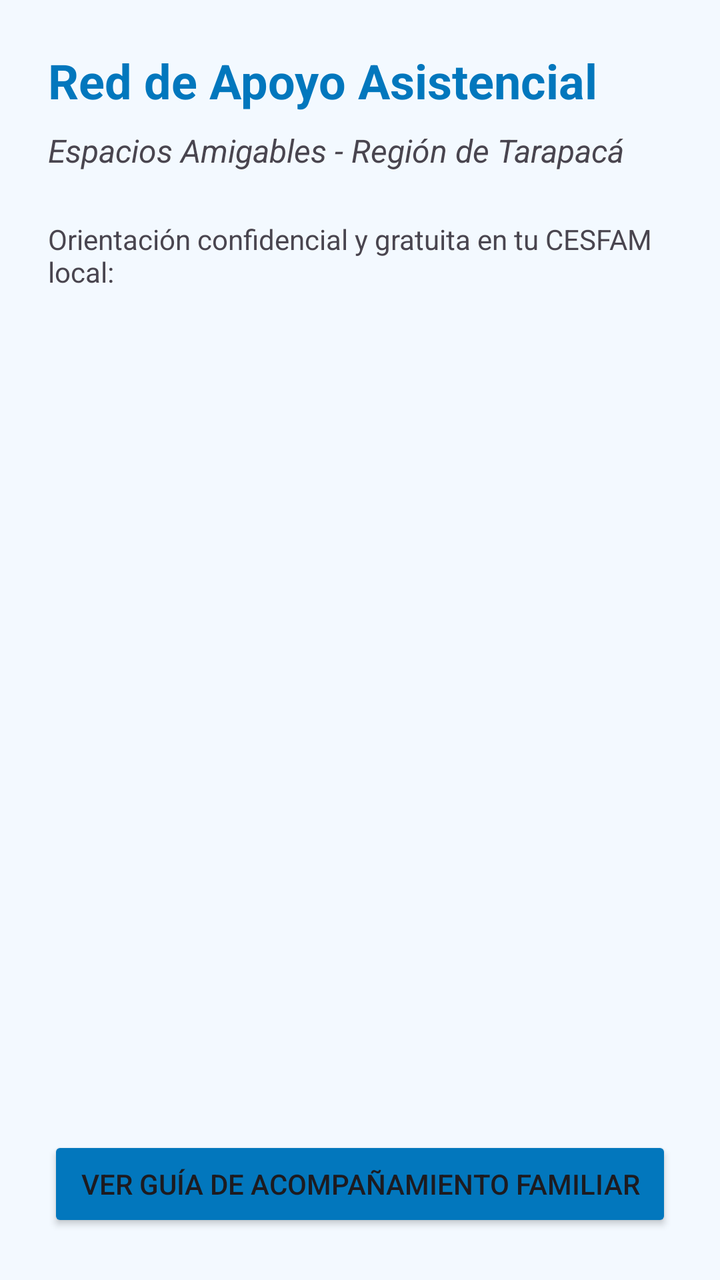
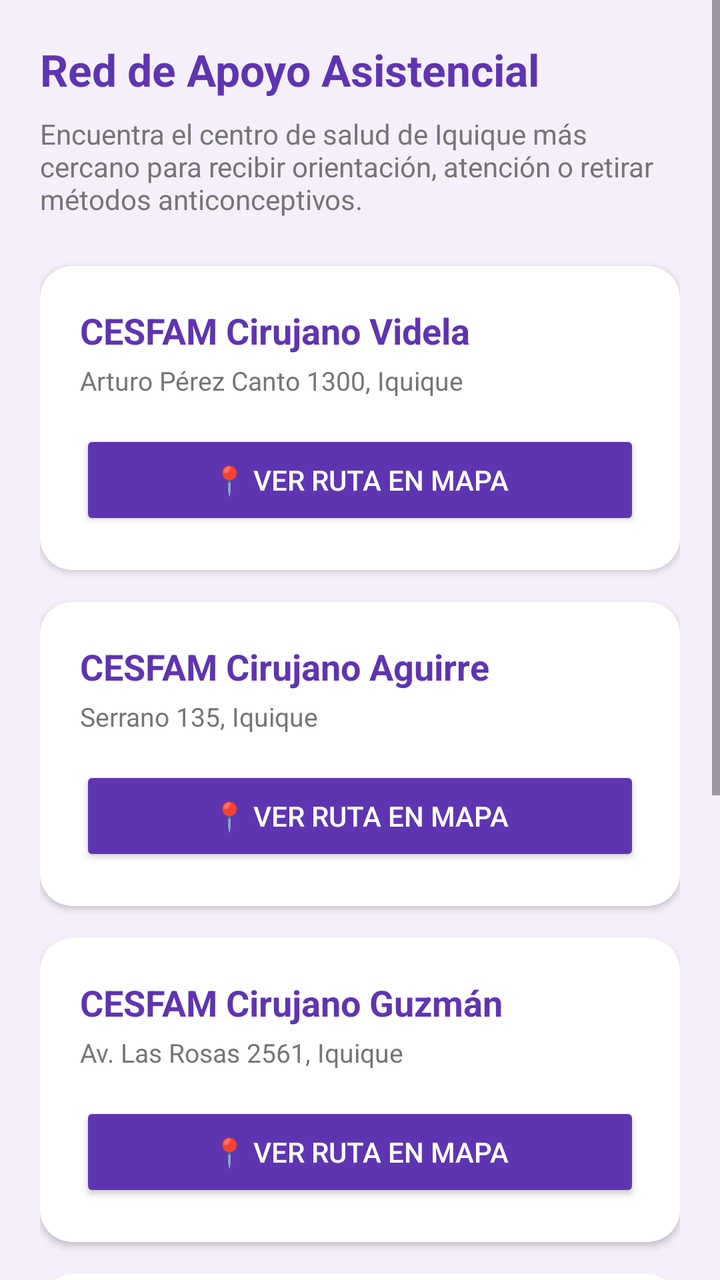

An Android layout rendered at two revisions. The XML below is the earlier revision; the diff shows what the commit changed to produce the second picture.
<!-- AndroidManifest.xml: application theme Theme.Aura -->
<!-- res/layout/activity_red_apoyo.xml -->
<?xml version="1.0" encoding="utf-8"?>
<LinearLayout xmlns:android="http://schemas.android.com/apk/res/android"
    android:layout_width="match_parent"
    android:layout_height="match_parent"
    android:orientation="vertical"
    android:padding="24dp"
    android:background="#F3F9FF">

    <TextView
        android:layout_width="wrap_content"
        android:layout_height="wrap_content"
        android:text="Red de Apoyo Asistencial"
        android:textSize="24sp"
        android:textStyle="bold"
        android:textColor="#0277BD"
        android:layout_marginBottom="8dp"/>

    <TextView
        android:layout_width="wrap_content"
        android:layout_height="wrap_content"
        android:text="Espacios Amigables - Región de Tarapacá"
        android:textSize="16sp"
        android:textStyle="italic"
        android:layout_marginBottom="24dp"/>

    <TextView
        android:layout_width="wrap_content"
        android:layout_height="wrap_content"
        android:text="Orientación confidencial y gratuita en tu CESFAM local:"
        android:textSize="14sp"
        android:layout_marginBottom="16dp"/>

    <ListView
        android:id="@+id/lvCentrosAsistenciales"
        android:layout_width="match_parent"
        android:layout_height="0dp"
        android:layout_weight="1"
        android:divider="#E0E0E0"
        android:dividerHeight="1dp"
        android:layout_marginBottom="16dp"/>

    <Button
        android:id="@+id/btnGuiaFamiliar"
        android:layout_width="match_parent"
        android:layout_height="wrap_content"
        android:text="Ver Guía de Acompañamiento Familiar"
        android:backgroundTint="#0277BD"/>
</LinearLayout>
<!-- resources referenced by this layout -->
<resources>
  <style name="Theme.Aura" parent="Base.Theme.Aura" />
  <style name="Base.Theme.Aura" parent="Theme.Material3.DayNight.NoActionBar">
          
          
      </style>
</resources>

<!-- the commit's change to res/layout/activity_red_apoyo.xml (unified diff, before → after) -->
@@ -1,48 +1,248 @@
 <?xml version="1.0" encoding="utf-8"?>
-<LinearLayout xmlns:android="http://schemas.android.com/apk/res/android"
+<ScrollView xmlns:android="http://schemas.android.com/apk/res/android"
+    xmlns:app="http://schemas.android.com/apk/res-auto"
     android:layout_width="match_parent"
     android:layout_height="match_parent"
-    android:orientation="vertical"
-    android:padding="24dp"
-    android:background="#F3F9FF">
-
-    <TextView
-        android:layout_width="wrap_content"
-        android:layout_height="wrap_content"
-        android:text="Red de Apoyo Asistencial"
-        android:textSize="24sp"
-        android:textStyle="bold"
-        android:textColor="#0277BD"
-        android:layout_marginBottom="8dp"/>
-
-    <TextView
-        android:layout_width="wrap_content"
-        android:layout_height="wrap_content"
-        android:text="Espacios Amigables - Región de Tarapacá"
-        android:textSize="16sp"
-        android:textStyle="italic"
-        android:layout_marginBottom="24dp"/>
-
-    <TextView
-        android:layout_width="wrap_content"
-        android:layout_height="wrap_content"
-        android:text="Orientación confidencial y gratuita en tu CESFAM local:"
-        android:textSize="14sp"
-        android:layout_marginBottom="16dp"/>
-
-    <ListView
-        android:id="@+id/lvCentrosAsistenciales"
-        android:layout_width="match_parent"
-        android:layout_height="0dp"
-        android:layout_weight="1"
-        android:divider="#E0E0E0"
-        android:dividerHeight="1dp"
-        android:layout_marginBottom="16dp"/>
-
-    <Button
-        android:id="@+id/btnGuiaFamiliar"
+    android:background="@color/background_light"
+    android:fillViewport="true">
+
+    <LinearLayout
         android:layout_width="match_parent"
         android:layout_height="wrap_content"
-        android:text="Ver Guía de Acompañamiento Familiar"
-        android:backgroundTint="#0277BD"/>
-</LinearLayout>
+        android:orientation="vertical"
+        android:padding="20dp">
+
+        <TextView
+            android:layout_width="wrap_content"
+            android:layout_height="wrap_content"
+            android:text="Red de Apoyo Asistencial"
+            android:textSize="22sp"
+            android:textStyle="bold"
+            android:textColor="@color/purple_primary"
+            android:layout_marginBottom="8dp"/>
+
+        <TextView
+            android:layout_width="wrap_content"
+            android:layout_height="wrap_content"
+            android:text="Encuentra el centro de salud de Iquique más cercano para recibir orientación, atención o retirar métodos anticonceptivos."
+            android:textSize="14sp"
+            android:textColor="@color/text_gray"
+            android:layout_marginBottom="24dp"/>
+
+        
+        <androidx.cardview.widget.CardView
+            android:layout_width="match_parent"
+            android:layout_height="wrap_content"
+            app:cardCornerRadius="16dp"
+            app:cardElevation="2dp"
+            android:layout_marginBottom="16dp"
+            app:cardBackgroundColor="@color/white">
+
+            <LinearLayout
+                android:layout_width="match_parent"
+                android:layout_height="wrap_content"
+                android:orientation="vertical"
+                android:padding="20dp">
+
+                <TextView
+                    android:layout_width="wrap_content"
+                    android:layout_height="wrap_content"
+                    android:text="CESFAM Cirujano Videla"
+                    android:textColor="@color/purple_primary"
+                    android:textStyle="bold"
+                    android:textSize="18sp"
+                    android:layout_marginBottom="4dp"/>
+
+                <TextView
+                    android:layout_width="wrap_content"
+                    android:layout_height="wrap_content"
+                    android:text="Arturo Pérez Canto 1300, Iquique"
+                    android:textSize="13sp"
+                    android:textColor="@color/text_gray"
+                    android:layout_marginBottom="16dp"/>
+
+                <Button
+                    android:id="@+id/btnRutaVidela"
+                    android:layout_width="match_parent"
+                    android:layout_height="50dp"
+                    android:text="📍 Ver Ruta en Mapa"
+                    android:textColor="@color/white"
+                    android:backgroundTint="@color/purple_primary"
+                    app:cornerRadius="8dp"/>
+            </LinearLayout>
+        </androidx.cardview.widget.CardView>
+
+        
+        <androidx.cardview.widget.CardView
+            android:layout_width="match_parent"
+            android:layout_height="wrap_content"
+            app:cardCornerRadius="16dp"
+            app:cardElevation="2dp"
+            android:layout_marginBottom="16dp"
+            app:cardBackgroundColor="@color/white">
+
+            <LinearLayout
+                android:layout_width="match_parent"
+                android:layout_height="wrap_content"
+                android:orientation="vertical"
+                android:padding="20dp">
+
+                <TextView
+                    android:layout_width="wrap_content"
+                    android:layout_height="wrap_content"
+                    android:text="CESFAM Cirujano Aguirre"
+                    android:textColor="@color/purple_primary"
+                    android:textStyle="bold"
+                    android:textSize="18sp"
+                    android:layout_marginBottom="4dp"/>
+
+                <TextView
+                    android:layout_width="wrap_content"
+                    android:layout_height="wrap_content"
+                    android:text="Serrano 135, Iquique"
+                    android:textSize="13sp"
+                    android:textColor="@color/text_gray"
+                    android:layout_marginBottom="16dp"/>
+
+                <Button
+                    android:id="@+id/btnRutaAguirre"
+                    android:layout_width="match_parent"
+                    android:layout_height="50dp"
+                    android:text="📍 Ver Ruta en Mapa"
+                    android:textColor="@color/white"
+                    android:backgroundTint="@color/purple_primary"
+                    app:cornerRadius="8dp"/>
+            </LinearLayout>
+        </androidx.cardview.widget.CardView>
+
+        
+        <androidx.cardview.widget.CardView
+            android:layout_width="match_parent"
+            android:layout_height="wrap_content"
+            app:cardCornerRadius="16dp"
+            app:cardElevation="2dp"
+            android:layout_marginBottom="16dp"
+            app:cardBackgroundColor="@color/white">
+
+            <LinearLayout
+                android:layout_width="match_parent"
+                android:layout_height="wrap_content"
+                android:orientation="vertical"
+                android:padding="20dp">
+
+                <TextView
+                    android:layout_width="wrap_content"
+                    android:layout_height="wrap_content"
+                    android:text="CESFAM Cirujano Guzmán"
+                    android:textColor="@color/purple_primary"
+                    android:textStyle="bold"
+                    android:textSize="18sp"
+                    android:layout_marginBottom="4dp"/>
+
+                <TextView
+                    android:layout_width="wrap_content"
+                    android:layout_height="wrap_content"
+                    android:text="Av. Las Rosas 2561, Iquique"
+                    android:textSize="13sp"
+                    android:textColor="@color/text_gray"
+                    android:layout_marginBottom="16dp"/>
+
+                <Button
+                    android:id="@+id/btnRutaGuzman"
+                    android:layout_width="match_parent"
+                    android:layout_height="50dp"
+                    android:text="📍 Ver Ruta en Mapa"
+                    android:textColor="@color/white"
+                    android:backgroundTint="@color/purple_primary"
+                    app:cornerRadius="8dp"/>
+            </LinearLayout>
+        </androidx.cardview.widget.CardView>
+
+        
+        <androidx.cardview.widget.CardView
+            android:layout_width="match_parent"
+            android:layout_height="wrap_content"
+            app:cardCornerRadius="16dp"
+            app:cardElevation="2dp"
+            android:layout_marginBottom="16dp"
+            app:cardBackgroundColor="@color/white">
+
+            <LinearLayout
+                android:layout_width="match_parent"
+                android:layout_height="wrap_content"
+                android:orientation="vertical"
+                android:padding="20dp">
+
+                <TextView
+                    android:layout_width="wrap_content"
+                    android:layout_height="wrap_content"
+                    android:text="CESFAM Sur"
+                    android:textColor="@color/purple_primary"
+                    android:textStyle="bold"
+                    android:textSize="18sp"
+                    android:layout_marginBottom="4dp"/>
+
+                <TextView
+                    android:layout_width="wrap_content"
+                    android:layout_height="wrap_content"
+                    android:text="Cerro Dragón 3320, Iquique"
+                    android:textSize="13sp"
+                    android:textColor="@color/text_gray"
+                    android:layout_marginBottom="16dp"/>
+
+                <Button
+                    android:id="@+id/btnRutaSur"
+                    android:layout_width="match_parent"
+                    android:layout_height="50dp"
+                    android:text="📍 Ver Ruta en Mapa"
+                    android:textColor="@color/white"
+                    android:backgroundTint="@color/purple_primary"
+                    app:cornerRadius="8dp"/>
+            </LinearLayout>
+        </androidx.cardview.widget.CardView>
+
+        
+        <androidx.cardview.widget.CardView
+            android:layout_width="match_parent"
+            android:layout_height="wrap_content"
+            app:cardCornerRadius="16dp"
+            app:cardElevation="2dp"
+            android:layout_marginBottom="32dp"
+            app:cardBackgroundColor="@color/white">
+
+            <LinearLayout
+                android:layout_width="match_parent"
+                android:layout_height="wrap_content"
+                android:orientation="vertical"
+                android:padding="20dp">
+
+                <TextView
+                    android:layout_width="wrap_content"
+                    android:layout_height="wrap_content"
+                    android:text="Hospital Regional Dr. Ernesto Torres"
+                    android:textColor="@color/purple_primary"
+                    android:textStyle="bold"
+                    android:textSize="18sp"
+                    android:layout_marginBottom="4dp"/>
+
+                <TextView
+                    android:layout_width="wrap_content"
+                    android:layout_height="wrap_content"
+                    android:text="Av. Héroes de la Concepción 502, Iquique"
+                    android:textSize="13sp"
+                    android:textColor="@color/text_gray"
+                    android:layout_marginBottom="16dp"/>
+
+                <Button
+                    android:id="@+id/btnRutaHospital"
+                    android:layout_width="match_parent"
+                    android:layout_height="50dp"
+                    android:text="📍 Ver Ruta en Mapa"
+                    android:textColor="@color/white"
+                    android:backgroundTint="@color/purple_primary"
+                    app:cornerRadius="8dp"/>
+            </LinearLayout>
+        </androidx.cardview.widget.CardView>
+
+    </LinearLayout>
+</ScrollView>
<!-- resource entries referenced after the edit -->
@@ -1,5 +1,9 @@
 <!-- resources referenced by this layout -->
 <resources>
+  <color name="background_light">#F5EFF9</color>
+  <color name="purple_primary">#5E35B1</color>
+  <color name="text_gray">#757575</color>
+  <color name="white">#FFFFFF</color>
   <style name="Theme.Aura" parent="Base.Theme.Aura" />
   <style name="Base.Theme.Aura" parent="Theme.Material3.DayNight.NoActionBar">
           
